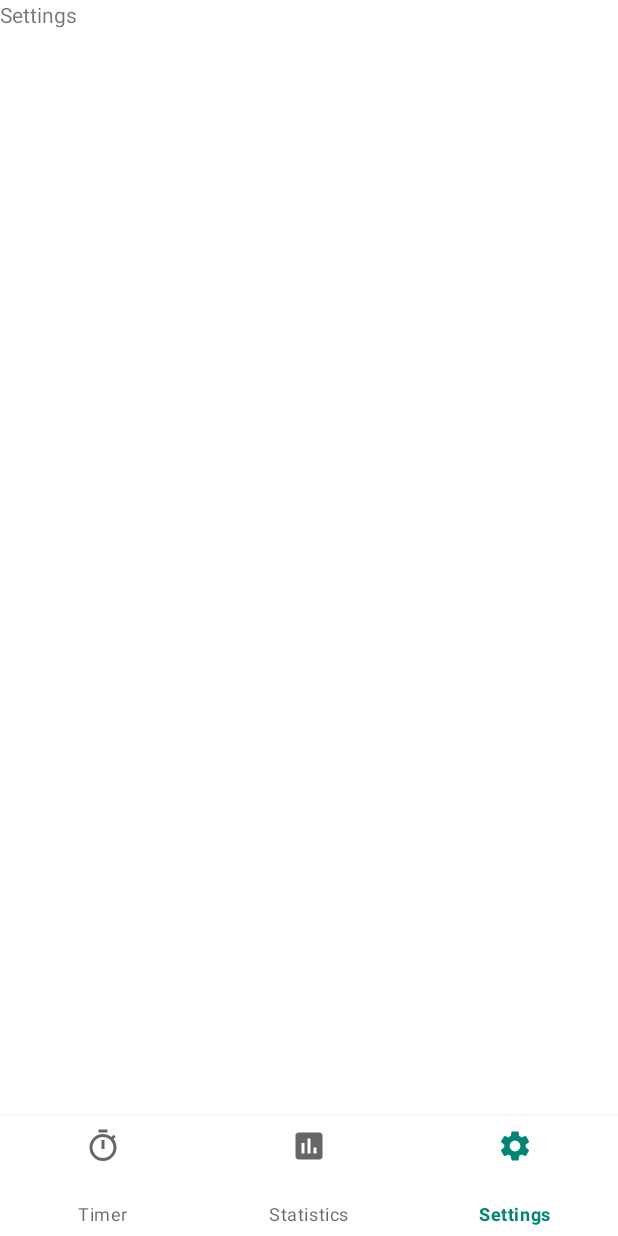
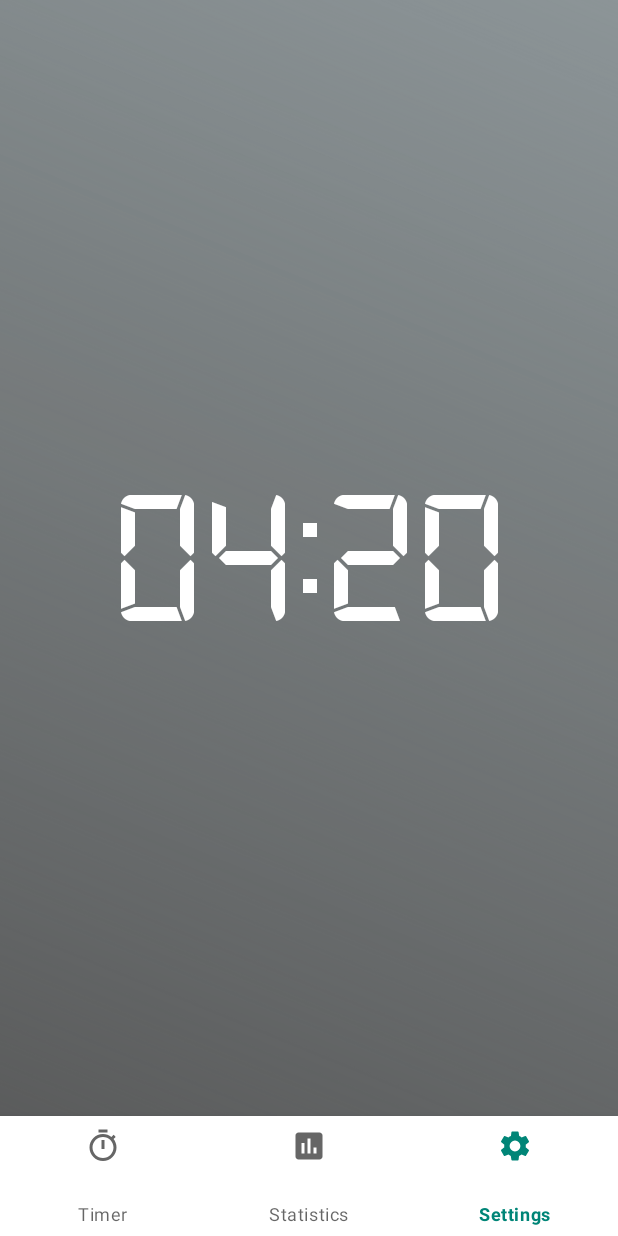
Before and after one commit to Maciej-Rzemek/Efficiency-Timer, an Android app: the SettingsFragment screen opened through its navigation route, on a phone screen of 412 x 824 dp. Run offline under Robolectric (Android 15) with nearby library versions, the phone set to English and light mode, and no system bars; our stand-ins replace navigation-ui.

Commit message:
font added

```diff
--- a/app/src/main/java/com/example/efficiencytimer/MainActivity.kt
+++ b/app/src/main/java/com/example/efficiencytimer/MainActivity.kt
@@ -12,8 +12,6 @@ class MainActivity : AppCompatActivity() {
 
     private lateinit var navController: NavController
 
-    // this is a test
-
     override fun onCreate(savedInstanceState: Bundle?) {
         super.onCreate(savedInstanceState)
         setContentView(R.layout.activity_main)
--- a/app/src/main/res/layout/activity_main.xml
+++ b/app/src/main/res/layout/activity_main.xml
@@ -5,6 +5,7 @@
     xmlns:tools="http://schemas.android.com/tools"
     android:layout_width="match_parent"
     android:layout_height="match_parent"
+    android:background="@drawable/background_gray"
     tools:context=".MainActivity">
 
     <androidx.appcompat.widget.Toolbar
--- a/app/src/main/res/layout/settings_fragment.xml
+++ b/app/src/main/res/layout/settings_fragment.xml
@@ -7,8 +7,13 @@
     tools:context=".ui.SettingsFragment">
 
     <TextView
+        android:text="04:20"
         android:layout_width="match_parent"
         android:layout_height="match_parent"
-        android:text="Settings" />
+        android:fontFamily="@font/digital"
+        android:gravity="center"
+        android:textColor="@color/colorWhite"
+        android:textSize="128sp"
+         />
 
 </FrameLayout>
--- a/app/src/main/res/values/colors.xml
+++ b/app/src/main/res/values/colors.xml
@@ -3,4 +3,6 @@
     <color name="colorPrimary">#008577</color>
     <color name="colorPrimaryDark">#00574B</color>
     <color name="colorAccent">#D81B60</color>
+    <color name="colorWhite">#ffffff</color>
+
 </resources>
```
Also changed, not shown: app/src/main/res/font/digital_font.xml (added, +10 -0 lines), app/src/main/res/font/digital.ttf (added).
